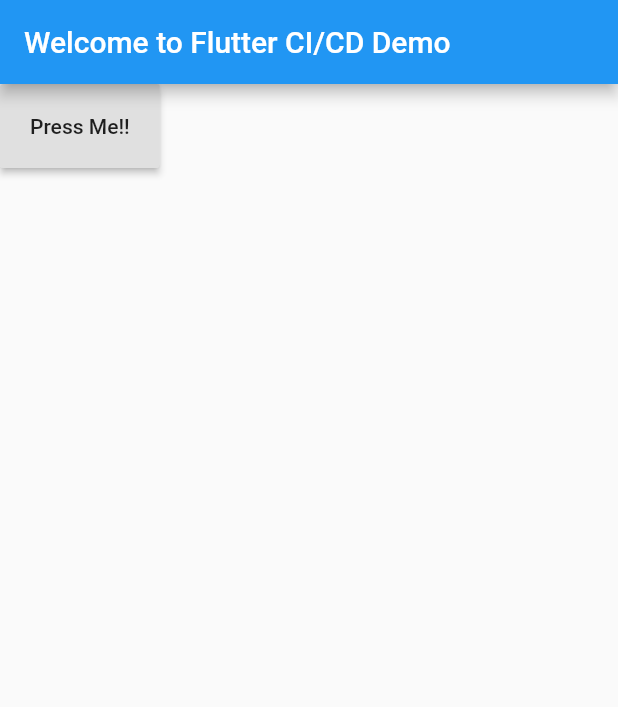
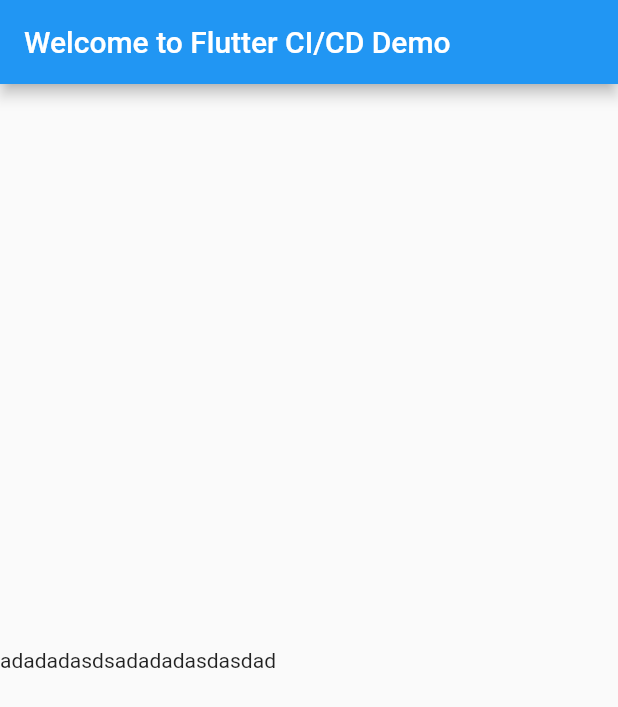
Before and after one commit to 888MAXIMUS888/codecicd, a Flutter app: the screen it shows after launch, on a phone screen of 412 x 824 dp. Shown: the top 707 px of the screen. Run offline on Flutter 3.47's test engine with Material 2 defaults, Android fonts, the phone set to English and light mode, and no system bars.

```diff
--- a/lib/main.dart
+++ b/lib/main.dart
@@ -10,13 +10,12 @@ class MyApp extends StatelessWidget {
         appBar: AppBar(
           title: Text('Welcome to Flutter CI/CD Demo'),
         ),
-        body: RaisedButton(
-          padding: EdgeInsets.all(20),
-          onPressed: () {
-            print("Raised Button is pressed");
-          },
-          child: Text("Press Me!!"),
-        ),
+        body: Column(
+          mainAxisAlignment: MainAxisAlignment.center,
+          children: <Widget>[
+            Text("adadadasdsadadadasdasdad"),
+          ],
+        )
       ),
     );
   }
```
